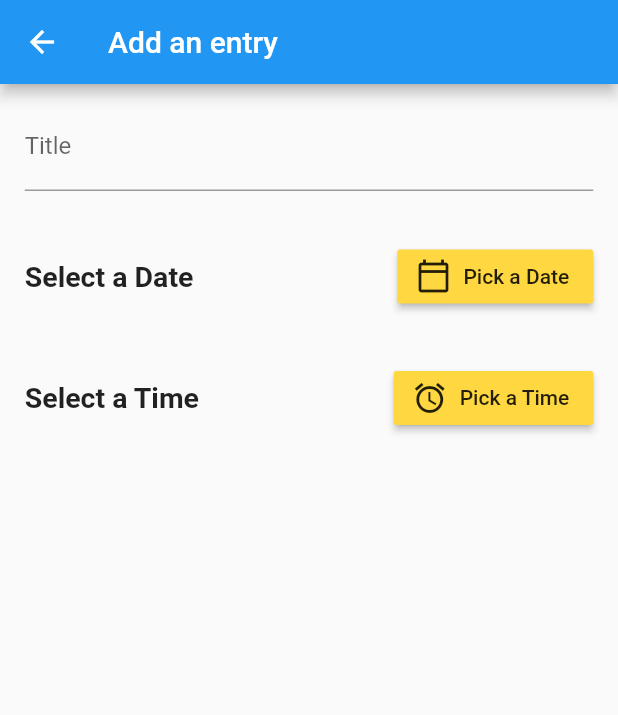
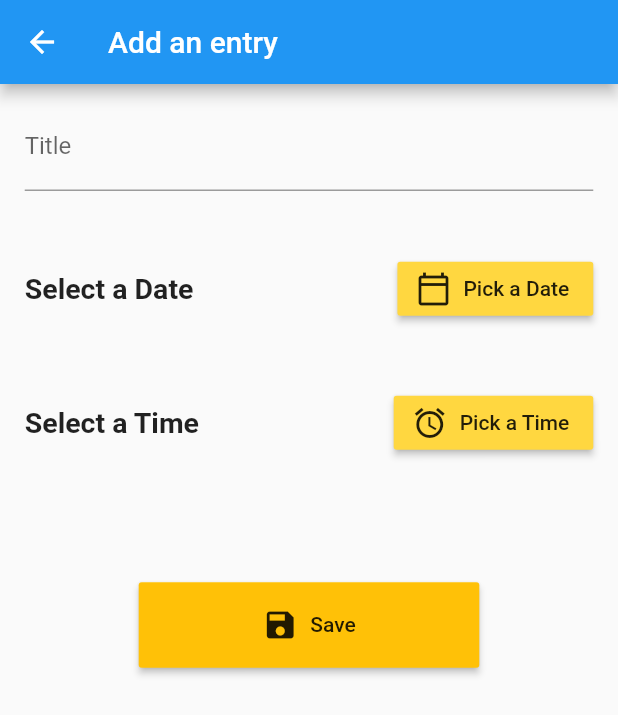
Before and after one commit to joeldsouza2001/Flutter, a Flutter app: the screen it shows after launch, after a tap on the "add" icon, on a phone screen of 412 x 824 dp. Shown: the top 715 px of the screen. Run offline on Flutter 3.47's test engine with Material 2 defaults, Android fonts, the phone set to English and light mode, and no system bars.

Commit message:
28/11 8:35pm

```diff
--- a/lib/main.dart
+++ b/lib/main.dart
@@ -21,6 +21,7 @@ class MyApp extends StatelessWidget {
         '/homescreen':(context)=>HomeScreen(),
         '/newtodo':(context)=>NewTodo(),
       },
+      debugShowCheckedModeBanner: false,
     );
   }
 }
--- a/lib/new_todo.dart
+++ b/lib/new_todo.dart
@@ -1,5 +1,7 @@
 import 'package:flutter/material.dart';
 import 'package:intl/intl.dart';
+import 'package:provider/provider.dart';
+import 'package:todo_app/provider.dart';
 
 class NewTodo extends StatefulWidget {
   @override
@@ -15,6 +17,7 @@ class _NewTodoState extends State<NewTodo> {
   bool isTime = false;
   final tstyle = TextStyle(fontSize: 19, fontWeight: FontWeight.w600);
   final titleController = TextEditingController();
+  final GlobalKey<FormState> _formKey = GlobalKey<FormState>();
   @override
   Widget build(BuildContext context) {
     final mediaQuery = MediaQuery.of(context);
@@ -24,7 +27,9 @@ class _NewTodoState extends State<NewTodo> {
     final width = (mediaQuery.size.width -
             (mediaQuery.padding.left + mediaQuery.padding.right)) /
         100;
+    final provider = Provider.of<TodoProvider>(context, listen: false);
     return Scaffold(
+      resizeToAvoidBottomInset: false,
       appBar: AppBar(
         title: Text('Add an entry'),
       ),
@@ -33,12 +38,24 @@ class _NewTodoState extends State<NewTodo> {
         padding: EdgeInsets.all(width),
         child: Column(
           children: [
-            TextFormField(
-              decoration: InputDecoration(labelText: 'Title'),
-              controller: titleController,
+            Form(
+              // ignore: deprecated_member_use
+              autovalidate: true,
+              key: _formKey,
+              child: TextFormField(
+                decoration: InputDecoration(labelText: 'Title'),
+                controller: titleController,
+                validator: (String text) {
+                  if (text.length > 30) {
+                    return 'Too lengthy';
+                  } else {
+                    return null;
+                  }
+                },
+              ),
             ),
             SizedBox(
-              height: height * 4,
+              height: height * 5,
             ),
             Row(
               children: [
@@ -59,7 +76,7 @@ class _NewTodoState extends State<NewTodo> {
                         firstDate: DateTime.now());
                     setState(() {
                       pickedDate = date;
-                      isDate = true;
+                      if (date != null) isDate = true;
                     });
                   },
                   icon: Icon(Icons.calendar_today_outlined),
@@ -69,7 +86,7 @@ class _NewTodoState extends State<NewTodo> {
               ],
             ),
             SizedBox(
-              height: height * 4,
+              height: height * 5,
             ),
             Row(
               children: [
@@ -92,14 +109,30 @@ class _NewTodoState extends State<NewTodo> {
                           now.day, now.month, now.year, time.hour, time.minute);
                       setState(() {
                         pickedTime = t;
-                        isTime = true;
+                        if (t != null) isTime = true;
                       });
                     },
                     icon: Icon(Icons.alarm),
                     label: Text('Pick a Time'),
                     color: Colors.amberAccent)
               ],
-            )
+            ),
+            SizedBox(height: height * 10),
+            RaisedButton.icon(
+                padding: EdgeInsets.symmetric(
+                    horizontal: width * 20, vertical: height * 2),
+                color: Colors.amber,
+                onPressed: () {
+                  if (titleController.text.length <= 30) {
+                    provider.addTodo(Todo(
+                        date: pickedDate,
+                        time: pickedTime,
+                        title: titleController.text));
+                    //Navigator.of(context).pop();
+                  }
+                },
+                icon: Icon(Icons.save),
+                label: Text('Save'))
           ],
         ),
       ),
--- a/lib/todo_list.dart
+++ b/lib/todo_list.dart
@@ -7,35 +7,59 @@ class TodoList extends StatelessWidget {
   @override
   Widget build(BuildContext context) {
     final provider = Provider.of<TodoProvider>(context);
+    //print(provider.map['2020-11-25T19:37:49.359931'][0]);
+    //print(DateFormat().add_yMd().add_jm().format(DateTime.parse('2020-11-24T21:42:27.390176'))  );
     final mediaQuery = MediaQuery.of(context);
-    final height = (mediaQuery.size.height -(mediaQuery.padding.top + mediaQuery.padding.bottom))/100;
-    final width = (mediaQuery.size.width - (mediaQuery.padding.left + mediaQuery.padding.right))/100;
+    final height = (mediaQuery.size.height -
+            (mediaQuery.padding.top + mediaQuery.padding.bottom)) /
+        100;
+    final width = (mediaQuery.size.width -
+            (mediaQuery.padding.left + mediaQuery.padding.right)) /
+        100;
     //print('$height | $width');
-    return ListView.builder(
-      itemCount: provider.list.length,
-      itemBuilder: (context, index) => Container(
-          margin: EdgeInsets.all(width),
-          child: Column(
+    return provider.dates.length == 0
+        ? Center(
+            child: Text('Nothing to Display'),
+          )
+        : ListView.builder(
+            itemCount: provider.dates.length,
+            itemBuilder: (context, index1) => Column(
               crossAxisAlignment: CrossAxisAlignment.start,
               children: [
-              Text(
-                  DateFormat.yMMMMd('en_US').format(provider.list[index].date)),
+                Text(provider.dates[index1],
+                    style: TextStyle(
+                      fontFamily: 'carterOne',
+                    )),
                 Container(
-                decoration: BoxDecoration(
-                    color: Colors.grey,
-                    borderRadius: BorderRadius.circular(10)),
-                padding: EdgeInsets.all(width),
+                  //height: 100,
+                  //padding: EdgeInsets.all(5),
+                  //color: Colors.yellowAccent,
+
+                  child: ListView.builder(
+                      shrinkWrap: true,
+                      itemCount: provider.map[provider.dates[index1]].length,
+                      itemBuilder: (context, index2) => Container(
+                            margin: EdgeInsets.all(5),
+                            color: Colors.yellow,
                             child: ListTile(
                                 leading: Text(
-                      '${DateFormat().add_jm().format(provider.list[index].time)}'),
+                                  DateFormat.jm().format(provider
+                                      .map[provider.dates[index1]][index2]
+                                      .time),
+                                  style: TextStyle(fontFamily: 'carterOne'),
+                                ),
                                 title: Text(
-                    '${provider.list[index].title}',
+                                  provider.map[provider.dates[index1]][index2]
+                                      .title,
                                   textAlign: TextAlign.center,
+                                  style: TextStyle(fontFamily: 'carterOne'),
+                                )),
+                          )
+                      //Text(DateFormat.jm().format( provider.map[provider.dates[index1]][index2].time)),
                       ),
+                )
+              ],
             ),
-              ),
-            ],
-          )),
           );
   }
 }
```
Also changed, not shown: lib/provider.dart (+53 -9 lines), pubspec.yaml (+9 -6 lines), assets/CarterOne-Regular.ttf (added), assets/OldStandardTT-Bold.ttf (added), assets/OldStandardTT-Italic.ttf (added), assets/OldStandardTT-Regular.ttf (added), assets/Staatliches-Regular.ttf (added). Lines whose indentation alone changed are shown as unchanged.
